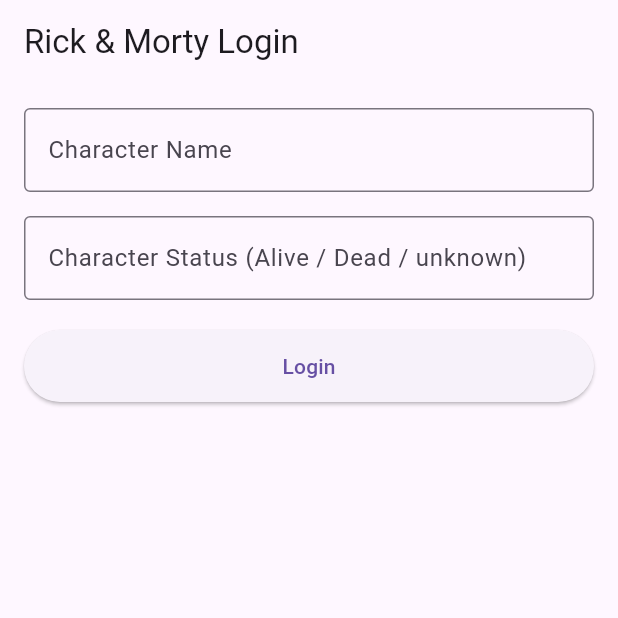
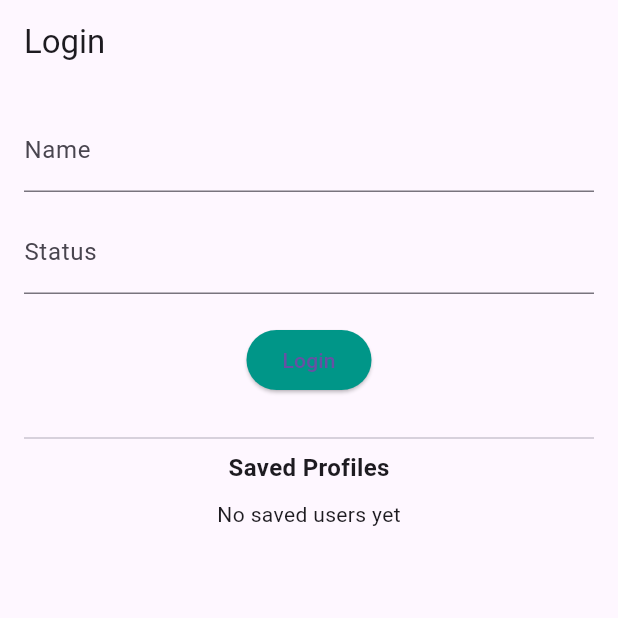
Before and after one commit to jay012025/first_getx_app, a Flutter app: the screen it shows after launch, on a phone screen of 412 x 824 dp, the top half of it. Run offline on Flutter 3.47's test engine with Material 3 defaults, Android fonts, the phone set to English and light mode, and no system bars; our stand-ins replace flutter_secure_storage, get; network calls fail.

Commit message:
second commit

```diff
--- a/lib/main.dart
+++ b/lib/main.dart
@@ -1,27 +1,24 @@
 import 'package:flutter/material.dart';
 import 'package:get/get.dart';
-import 'package:encrypt_shared_preferences/provider.dart';
 import 'views/login_screen.dart';
 import 'views/users_list_screen.dart';
 
-void main() async {
-  WidgetsFlutterBinding.ensureInitialized();
-  // AES key must be 16 characters
-  await EncryptedSharedPreferences.initialize("1234567890abcdef");
+void main() {
   runApp(const MyApp());
 }
 
 class MyApp extends StatelessWidget {
   const MyApp({super.key});
+
   @override
   Widget build(BuildContext context) {
     return GetMaterialApp(
       debugShowCheckedModeBanner: false,
-      title: 'Rick & Morty GetX App',
-      initialRoute: "/",
+      title: 'GetX Secure Login',
+      initialRoute: '/',
       getPages: [
-        GetPage(name: "/", page: () => const LoginScreen()),
-        GetPage(name: "/users", page: () => const UsersListScreen()),
+        GetPage(name: '/', page: () => const LoginScreen()),
+        GetPage(name: '/users', page: () => const UsersListScreen()),
       ],
     );
   }
--- a/lib/views/login_screen.dart
+++ b/lib/views/login_screen.dart
@@ -1,8 +1,6 @@
 import 'package:flutter/material.dart';
 import 'package:get/get.dart';
 import '../controllers/login_controller.dart';
-import '../controllers/users_controller.dart';
-import '../models/character_model.dart';
 
 class LoginScreen extends StatelessWidget {
     const LoginScreen({super.key});
@@ -12,74 +10,71 @@
         final controller = Get.put(LoginController());
 
         return Scaffold(
-      appBar: AppBar(title: const Text("Rick & Morty Login")),
+            appBar: AppBar(title: const Text("Login")),
             body: Obx(() {
+                    if (controller.isLoading.value) {
+                        return const Center(child: CircularProgressIndicator());
+                    }
+
                     return SingleChildScrollView(
                         padding: const EdgeInsets.all(16),
                         child: Column(
+                            crossAxisAlignment: CrossAxisAlignment.center,
                             children: [
                                 TextField(
                                     controller: controller.nameController,
-                decoration: const InputDecoration(
-                  labelText: "Character Name",
-                  border: OutlineInputBorder(),
+                                    decoration: const InputDecoration(labelText: "Name")
                                 ),
-              ),
-              const SizedBox(height: 16),
+                                const SizedBox(height: 12),
                                 TextField(
                                     controller: controller.statusController,
-                decoration: const InputDecoration(
-                  labelText: "Character Status (Alive / Dead / unknown)",
-                  border: OutlineInputBorder(),
-                ),
+                                    decoration: const InputDecoration(labelText: "Status")
                                 ),
                                 const SizedBox(height: 20),
                                 ElevatedButton(
-                onPressed: () {
-                  controller.login();
-                  // Ensure UsersController is initialized before navigating
-                  if (!Get.isRegistered<UsersController>()) {
-                    Get.put(UsersController());
-                  }
-                },
-                style: ElevatedButton.styleFrom(
-                  minimumSize: const Size(double.infinity, 48),
-                ),
-                child: const Text("Login"),
+                                    onPressed: controller.login,
+                                    style: ElevatedButton.styleFrom(backgroundColor: Colors.teal),
+                                    child: const Text("Login")
                                 ),
                                 const SizedBox(height: 20),
-              if (controller.savedUsers.isNotEmpty) ...[
-                const Text("Saved Profiles",
-                    style: TextStyle(fontSize: 18, fontWeight: FontWeight.bold)),
+                                const Divider(),
+                                const Text(
+                                    "Saved Profiles",
+                                    style: TextStyle(fontWeight: FontWeight.bold, fontSize: 16)
+                                ),
                                 const SizedBox(height: 10),
-                ListView.separated(
-                  shrinkWrap: true,
-                  physics: const NeverScrollableScrollPhysics(),
-                  itemCount: controller.savedUsers.length,
-                  separatorBuilder: (_, __) => const Divider(),
-                  itemBuilder: (context, index) {
-                    final user = controller.savedUsers[index];
-                    return ListTile(
-                      leading: CircleAvatar(
-                        backgroundImage: NetworkImage(user.image),
-                        radius: 25,
+                                Obx(() {
+                                        final users = controller.savedUsers;
+                                        if (users.isEmpty) {
+                                            return const Text("No saved users yet");
+                                        }
+                                        return Wrap(
+                                            spacing: 12,
+                                            children: users.map((user) {
+                                                    return GestureDetector(
+                                                        onTap: () => controller.fillLogin(user),
+                                                        child: Column(
+                                                            children: [
+                                                                CircleAvatar(
+                                                                    radius: 30,
+                                                                    backgroundImage: NetworkImage(user.image)
                                                                 ),
-                      title: Text(user.name),
-                      subtitle: Text(user.status),
-                      onTap: () {
-                        controller.quickLogin(user);
-                        if (!Get.isRegistered<UsersController>()) {
-                          Get.put(UsersController());
-                        }
-                      },
+                                                                const SizedBox(height: 4),
+                                                                Text(
+                                                                    user.name,
+                                                                    style: const TextStyle(fontSize: 12),
+                                                                    overflow: TextOverflow.ellipsis
+                                                                )
+                                                            ]
+                                                        )
                                                     );
-                  },
-                ),
-              ],
-            ],
-          ),
+                                                }).toList()
                                         );
-      }),
+                                    })
+                            ]
+                        )
+                    );
+                })
         );
     }
 }
--- a/pubspec.yaml
+++ b/pubspec.yaml
@@ -36,7 +36,7 @@
   cupertino_icons: ^1.0.8
   get: ^4.7.2
   http: ^1.5.0
-  encrypt_shared_preferences: ^0.9.10
+  flutter_secure_storage: ^9.2.4
 
 dev_dependencies:
   flutter_test:
```
Also changed, not shown: lib/controllers/login_controller.dart (+34 -39 lines), lib/controllers/users_controller.dart (+27 -26 lines), lib/models/character_model.dart (+12 -12 lines), lib/services/api_service.dart (+5 -5 lines), lib/services/storage_service.dart (+27 -22 lines), lib/views/users_list_screen.dart (+30 -47 lines), pubspec.lock, 5 other files. Lines whose indentation alone changed are shown as unchanged.
